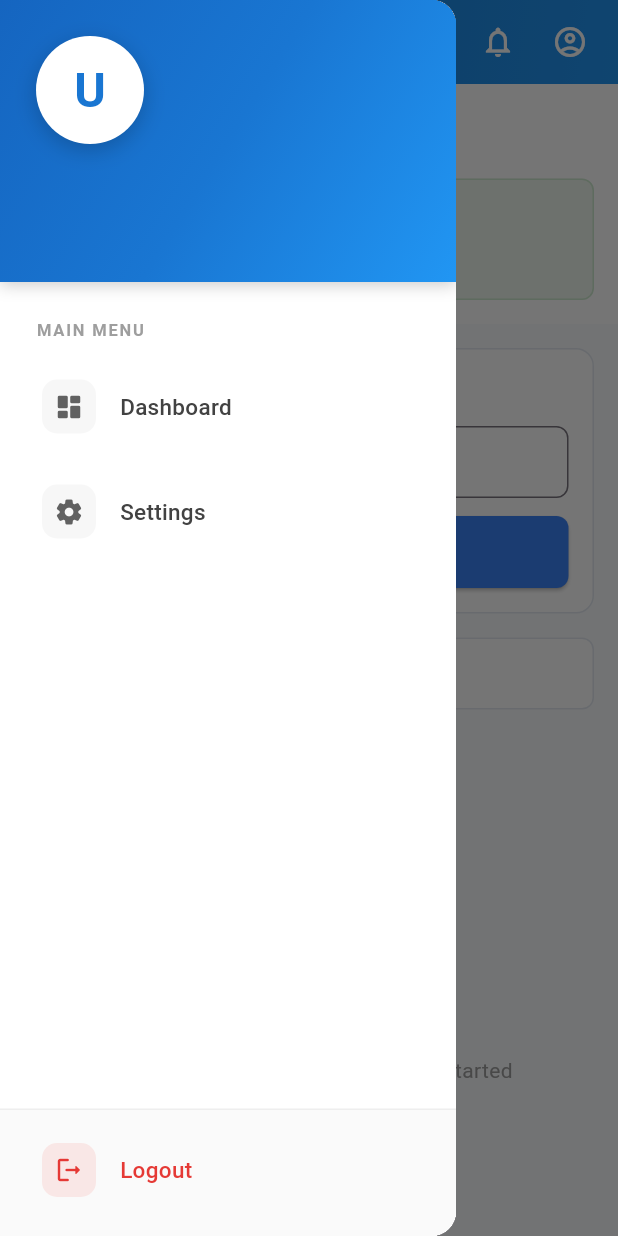
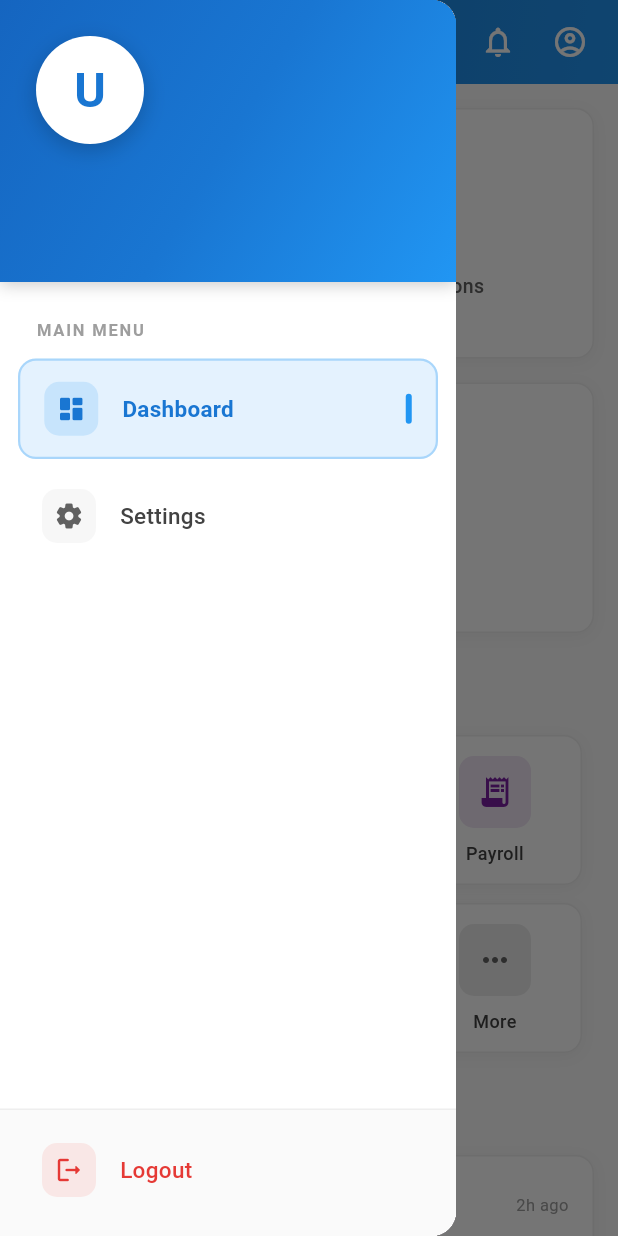
Before and after one commit to AS-Danish/hrms, a Flutter app: the MainLayout screen opened directly, with the side drawer open, on a phone screen of 412 x 824 dp. Run offline on Flutter 3.47's test engine with Material 3 defaults, Android fonts, the phone set to English and light mode, and no system bars; our stand-ins replace cloud_firestore, firebase_auth, firebase_core, get, shared_preferences; accounts and stored records are empty; generated files the repository leaves out were written again.

Commit message:
Fixed the Redirection Issue and Mulitple Creation of Main Layout

```diff
--- a/lib/Layout/MainLayout.dart
+++ b/lib/Layout/MainLayout.dart
@@ -1,7 +1,11 @@
 import 'package:flutter/material.dart';
+import 'package:get/get.dart';
 import '../components/NavBar.dart';
 
-class MainLayout extends StatelessWidget {
+// Global key to access MainLayout state from anywhere
+final GlobalKey<_MainLayoutState> mainLayoutKey = GlobalKey<_MainLayoutState>();
+
+class MainLayout extends StatefulWidget {
   final Widget child;
   final String currentRoute;
   final String title;
@@ -15,6 +19,42 @@ class MainLayout extends StatelessWidget {
     this.actions,
   });
 
+  // Static method to update the layout without navigation
+  static void updateContent({
+    required String route,
+    required String title,
+    required Widget child,
+  }) {
+    if (mainLayoutKey.currentState != null) {
+      mainLayoutKey.currentState!.updatePage(route, title, child);
+    }
+  }
+
+  @override
+  State<MainLayout> createState() => _MainLayoutState();
+}
+
+class _MainLayoutState extends State<MainLayout> {
+  late String _currentRoute;
+  late String _currentTitle;
+  late Widget _currentChild;
+
+  @override
+  void initState() {
+    super.initState();
+    _currentRoute = widget.currentRoute;
+    _currentTitle = widget.title;
+    _currentChild = widget.child;
+  }
+
+  void updatePage(String route, String title, Widget child) {
+    setState(() {
+      _currentRoute = route;
+      _currentTitle = title;
+      _currentChild = child;
+    });
+  }
+
   @override
   Widget build(BuildContext context) {
     final isDesktop = MediaQuery.of(context).size.width >= 1024;
@@ -23,7 +63,7 @@ class MainLayout extends StatelessWidget {
       backgroundColor: Colors.grey.shade50,
       appBar: AppBar(
         title: Text(
-          title,
+          _currentTitle,
           style: const TextStyle(
             fontWeight: FontWeight.bold,
             color: Colors.white,
@@ -43,7 +83,7 @@ class MainLayout extends StatelessWidget {
             ),
           ),
         ),
-        actions: actions ??
+        actions: widget.actions ??
             [
               IconButton(
                 icon: const Icon(Icons.notifications_outlined),
@@ -56,18 +96,18 @@ class MainLayout extends StatelessWidget {
               const SizedBox(width: 8),
             ],
       ),
-      drawer: isDesktop ? null : NavBar(currentRoute: currentRoute),
+      drawer: isDesktop ? null : NavBar(currentRoute: _currentRoute),
       body: Row(
         children: [
           // Persistent Sidebar for Desktop
           if (isDesktop)
             SizedBox(
               width: 280,
-              child: NavBar(currentRoute: currentRoute),
+              child: NavBar(currentRoute: _currentRoute),
             ),
           // Main Content Area
           Expanded(
-            child: child,
+            child: _currentChild,
           ),
         ],
       ),
--- a/lib/components/NavBar.dart
+++ b/lib/components/NavBar.dart
@@ -6,9 +6,16 @@ import 'package:hrms/controllers/LoginController.dart';
 
 import '../Layout/MainLayout.dart';
 import '../auth/login_page.dart';
+import '../binding/HRLeaveManagementBinding.dart';
 import '../binding/HRManagementBinding.dart';
+import '../binding/LeaveRequestBinding.dart';
 import '../controllers/RegisterController.dart';
+import '../controllers/LeaveRequestController.dart';
+import '../views/HRLeaveManagementPage.dart';
 import '../views/HRManagementPage.dart';
+import '../views/LeaveRequestPage.dart';
+import '../views/MyLeaves.dart';
+import '../views/DashboardPage.dart';
 
 class NavBar extends StatefulWidget {
   final String? currentRoute;
@@ -79,10 +86,7 @@ class _NavBarState extends State<NavBar> with SingleTickerProviderStateMixin {
         ),
         child: Column(
           children: [
-            // Enhanced Header
             _buildHeader(isDesktop),
-
-            // Menu Items with Animation
             Expanded(
               child: _isLoading
                   ? const Center(
@@ -99,8 +103,6 @@ class _NavBarState extends State<NavBar> with SingleTickerProviderStateMixin {
                 ),
               ),
             ),
-
-            // Bottom Section
             _buildBottomSection(context, isDesktop),
           ],
         ),
@@ -111,21 +113,23 @@ class _NavBarState extends State<NavBar> with SingleTickerProviderStateMixin {
   List<Widget> _buildMenuItems(BuildContext context) {
     List<Widget> menuItems = [];
 
-    // Section Header
     menuItems.add(_buildSectionHeader("MAIN MENU"));
 
-    // Common Dashboard for all roles
     menuItems.add(
       _buildDrawerItem(
         context,
         icon: Icons.dashboard_rounded,
         title: "Dashboard",
         route: '/dashboard',
-        onTap: () => _navigateTo(context, '/dashboard'),
+        onTap: () => _navigateToPage(
+          context,
+          '/dashboard',
+          'Dashboard',
+          const Dashboard(),
+        ),
       ),
     );
 
-    // Role-based menu items
     switch (_userRole.toLowerCase()) {
       case 'admin':
         menuItems.add(_buildSectionHeader("ADMINISTRATION"));
@@ -135,34 +139,13 @@ class _NavBarState extends State<NavBar> with SingleTickerProviderStateMixin {
             icon: Icons.people_rounded,
             title: "Employee Management",
             route: '/employee',
-            onTap: () {
-              setState(() {
-                _selectedRoute = '/employee';
-              });
-
-              // Close drawer on mobile
-              final isDesktop = MediaQuery.of(context).size.width >= 1024;
-              if (!isDesktop) {
-                Navigator.pop(context);
-              }
-
-              // Navigate using GetX with MainLayout wrapper
-              Get.off(
-                    () => MainLayout(
-                  currentRoute: '/employee',
-                  title: 'Employee Management',
-                  child: const HRManagementPage(),
-                ),
-                binding: HRManagementBinding(),
-              );
-            },
-          ),
-          _buildDrawerItem(
-            context,
-            icon: Icons.settings_rounded,
-            title: "Settings",
-            route: '/settings',
-            onTap: () => _navigateTo(context, '/settings'),
+            onTap: () => _navigateToPage(
+              context,
+              '/employee',
+              'Employee Management',
+              const HRManagementPage(),
+              binding: HRManagementBinding(),
+            ),
           ),
         ]);
         break;
@@ -175,14 +158,25 @@ class _NavBarState extends State<NavBar> with SingleTickerProviderStateMixin {
             icon: Icons.work_rounded,
             title: "Job Management",
             route: '/jobs',
-            onTap: () => _navigateTo(context, '/jobs'),
+            onTap: () => _navigateToPage(
+              context,
+              '/jobs',
+              'Job Management',
+              const Center(child: Text('Job Management - Coming Soon')),
+            ),
           ),
           _buildDrawerItem(
             context,
-            icon: Icons.track_changes_rounded,
-            title: "Application Tracking",
-            route: '/tracking',
-            onTap: () => _navigateTo(context, '/tracking'),
+            icon: Icons.event_available_rounded,
+            title: "Leave Management",
+            route: '/leave-management',
+            onTap: () => _navigateToPage(
+              context,
+              '/leave-management',
+              'Leave Management',
+              const HRLeaveManagementPage(),
+              binding: HRLeaveManagementBinding(),
+            ),
           ),
         ]);
         break;
@@ -195,14 +189,25 @@ class _NavBarState extends State<NavBar> with SingleTickerProviderStateMixin {
             icon: Icons.people_rounded,
             title: "Employee Management",
             route: '/employee',
-            onTap: () => _navigateTo(context, '/employee'),
+            onTap: () => _navigateToPage(
+              context,
+              '/employee',
+              'Employee Management',
+              const HRManagementPage(),
+              binding: HRManagementBinding(),
+            ),
           ),
           _buildDrawerItem(
             context,
             icon: Icons.monetization_on_rounded,
             title: "Payroll Management",
             route: '/payroll',
-            onTap: () => _navigateTo(context, '/payroll'),
+            onTap: () => _navigateToPage(
+              context,
+              '/payroll',
+              'Payroll Management',
+              const Center(child: Text('Payroll Management - Coming Soon')),
+            ),
           ),
         ]);
         break;
@@ -212,17 +217,46 @@ class _NavBarState extends State<NavBar> with SingleTickerProviderStateMixin {
         menuItems.addAll([
           _buildDrawerItem(
             context,
-            icon: Icons.person_rounded,
-            title: "My Profile",
-            route: '/profile',
-            onTap: () => _navigateTo(context, '/profile'),
+            icon: Icons.calendar_today_rounded,
+            title: "My Attendance",
+            route: '/attendance',
+            onTap: () => _navigateToPage(
+              context,
+              '/attendance',
+              'My Attendance',
+              const Center(child: Text('My Attendance - Coming Soon')),
+            ),
+          ),
+        ]);
+
+        // LEAVE SECTION FOR EMPLOYEES
+        menuItems.add(_buildSectionHeader("LEAVE MANAGEMENT"));
+        menuItems.addAll([
+          _buildDrawerItem(
+            context,
+            icon: Icons.add_circle_outline_rounded,
+            title: "Request Leave",
+            route: '/request-leave',
+            onTap: () => _navigateToPage(
+              context,
+              '/request-leave',
+              'Request Leave',
+              const LeaveRequestPage(),
+              binding: LeaveRequestBinding(),
+            ),
           ),
           _buildDrawerItem(
             context,
-            icon: Icons.calendar_today_rounded,
-            title: "My Attendance",
-            route: '/attendance',
-            onTap: () => _navigateTo(context, '/attendance'),
+            icon: Icons.history_rounded,
+            title: "My Leaves",
+            route: '/my-leaves',
+            onTap: () => _navigateToPage(
+              context,
+              '/my-leaves',
+              'My Leaves',
+              const MyLeavesPage(),
+              binding: LeaveRequestBinding(),
+            ),
           ),
         ]);
         break;
@@ -234,12 +268,47 @@ class _NavBarState extends State<NavBar> with SingleTickerProviderStateMixin {
             icon: Icons.settings_rounded,
             title: "Settings",
             route: '/settings',
-            onTap: () => _navigateTo(context, '/settings'),
+            onTap: () => _navigateToPage(
+              context,
+              '/settings',
+              'Settings',
+              const Center(child: Text('Settings - Coming Soon')),
+            ),
           ),
         );
     }
 
     return menuItems;
+  }
+
+  // NEW UNIFIED NAVIGATION METHOD
+  void _navigateToPage(
+      BuildContext context,
+      String route,
+      String title,
+      Widget child, {
+        Bindings? binding,
+      }) {
+    // Update selected route
+    setState(() {
+      _selectedRoute = route;
+    });
+
+    // Close drawer on mobile
+    final isDesktop = MediaQuery.of(context).size.width >= 1024;
+    if (!isDesktop) {
+      Get.back();
+    }
+
+    // Navigate to the new page
+    Get.offAll(
+          () => MainLayout(
+        currentRoute: route,
+        title: title,
+        child: child,
+      ),
+      binding: binding,
+    );
   }
 
   Widget _buildSectionHeader(String title) {
@@ -292,7 +361,6 @@ class _NavBarState extends State<NavBar> with SingleTickerProviderStateMixin {
       child: Column(
         crossAxisAlignment: CrossAxisAlignment.start,
         children: [
-          // Avatar with shadow
           Container(
             decoration: BoxDecoration(
               shape: BoxShape.circle,
@@ -318,8 +386,6 @@ class _NavBarState extends State<NavBar> with SingleTickerProviderStateMixin {
             ),
           ),
           const SizedBox(height: 16),
-
-          // Name
           Text(
             displayName,
             style: const TextStyle(
@@ -332,8 +398,6 @@ class _NavBarState extends State<NavBar> with SingleTickerProviderStateMixin {
             overflow: TextOverflow.ellipsis,
           ),
           const SizedBox(height: 4),
-
-          // Email
           Text(
             email,
             style: TextStyle(
@@ -344,8 +408,6 @@ class _NavBarState extends State<NavBar> with SingleTickerProviderStateMixin {
             maxLines: 1,
             overflow: TextOverflow.ellipsis,
           ),
-
-          // Role Badge
           if (_userRole.isNotEmpty) ...[
             const SizedBox(height: 12),
             Container(
@@ -437,7 +499,6 @@ class _NavBarState extends State<NavBar> with SingleTickerProviderStateMixin {
             ),
             child: Row(
               children: [
-                // Icon
                 Container(
                   padding: const EdgeInsets.all(8),
                   decoration: BoxDecoration(
@@ -455,8 +516,6 @@ class _NavBarState extends State<NavBar> with SingleTickerProviderStateMixin {
                   ),
                 ),
                 const SizedBox(width: 16),
-
-                // Title
                 Expanded(
                   child: Text(
                     title,
@@ -470,8 +529,6 @@ class _NavBarState extends State<NavBar> with SingleTickerProviderStateMixin {
                     ),
                   ),
                 ),
-
-                // Selected Indicator
                 if (isSelected)
                   Container(
                     width: 4,
@@ -554,21 +611,6 @@ class _NavBarState extends State<NavBar> with SingleTickerProviderStateMixin {
     );
   }
 
-  void _navigateTo(BuildContext context, String route) {
-    setState(() {
-      _selectedRoute = route;
-    });
-
-    // Close drawer on mobile
-    final isDesktop = MediaQuery.of(context).size.width >= 1024;
-    if (!isDesktop) {
-      Navigator.pop(context);
-    }
-
-    // Navigate to the route
-    Navigator.pushReplacementNamed(context, route);
-  }
-
   void _handleLogout(BuildContext context, bool isDesktop) {
     if (!isDesktop) {
       Navigator.pop(context);
@@ -637,18 +679,14 @@ class _NavBarState extends State<NavBar> with SingleTickerProviderStateMixin {
             onPressed: () async {
               Navigator.pop(context);
 
-              // Delete controllers
               Get.delete<LoginController>();
               Get.delete<RegisterController>();
 
-              // Perform logout
               await FirebaseAuth.instance.signOut();
 
-              // Clear login state
               final prefs = await SharedPreferences.getInstance();
               await prefs.clear();
 
-              // Navigate to login page
               Get.offAll(() => const LoginPage());
             },
             style: ElevatedButton.styleFrom(
--- a/lib/views/DashboardPage.dart
+++ b/lib/views/DashboardPage.dart
@@ -1,15 +1,12 @@
 import 'package:flutter/material.dart';
-import '../Layout/MainLayout.dart';
 
 class Dashboard extends StatelessWidget {
   const Dashboard({super.key});
 
   @override
   Widget build(BuildContext context) {
-    return MainLayout(
-      currentRoute: '/dashboard',
-      title: 'Dashboard',
-      child: SingleChildScrollView(
+    // REMOVED MainLayout wrapper - Dashboard is just the content now!
+    return SingleChildScrollView(
       child: Padding(
         padding: const EdgeInsets.all(16.0),
         child: Column(
@@ -40,7 +37,6 @@ class Dashboard extends StatelessWidget {
             _buildRecentActivity(),
             const SizedBox(height: 16),
           ],
-          ),
         ),
       ),
     );
```
Also changed, not shown: lib/auth/AuthWrapper.dart (+10 -4 lines). Lines whose indentation alone changed are shown as unchanged.
